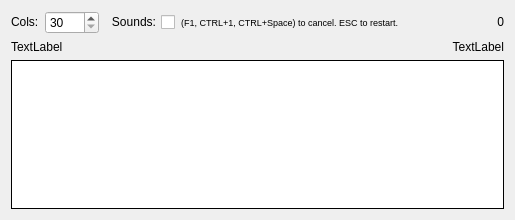
First picture: the form in src/quizzer/quizzer.ui, repository coryo/amphetype2, before the edit.
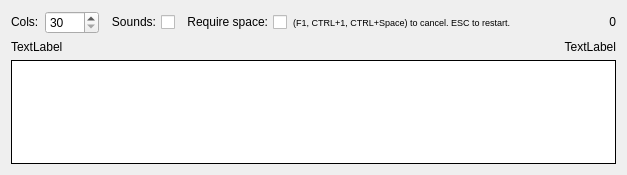
Second picture: the form after the edit. Custom widgets are drawn as their Qt base class.

```diff
--- a/src/quizzer/quizzer.ui
+++ b/src/quizzer/quizzer.ui
@@ -6,37 +6,15 @@
    <rect>
     <x>0</x>
     <y>0</y>
-    <width>503</width>
-    <height>220</height>
+    <width>604</width>
+    <height>175</height>
    </rect>
   </property>
   <property name="windowTitle">
    <string>Form</string>
   </property>
   <layout class="QGridLayout" name="gridLayout">
-   <item row="1" column="5" colspan="2">
-    <widget class="QLabel" name="result">
-     <property name="sizePolicy">
-      <sizepolicy hsizetype="Preferred" vsizetype="Fixed">
-       <horstretch>0</horstretch>
-       <verstretch>0</verstretch>
-      </sizepolicy>
-     </property>
-     <property name="minimumSize">
-      <size>
-       <width>0</width>
-       <height>0</height>
-      </size>
-     </property>
-     <property name="text">
-      <string>TextLabel</string>
-     </property>
-     <property name="alignment">
-      <set>Qt::AlignRight|Qt::AlignTrailing|Qt::AlignVCenter</set>
-     </property>
-    </widget>
-   </item>
-   <item row="0" column="3" colspan="3">
+   <item row="0" column="4" colspan="3">
     <widget class="QLabel" name="tipLabel">
      <property name="sizePolicy">
       <sizepolicy hsizetype="Preferred" vsizetype="Preferred">
@@ -60,7 +38,100 @@
      </property>
     </widget>
    </item>
-   <item row="2" column="0" colspan="7">
+   <item row="0" column="7">
+    <widget class="QLabel" name="timerLabel">
+     <property name="sizePolicy">
+      <sizepolicy hsizetype="Fixed" vsizetype="Fixed">
+       <horstretch>0</horstretch>
+       <verstretch>0</verstretch>
+      </sizepolicy>
+     </property>
+     <property name="minimumSize">
+      <size>
+       <width>100</width>
+       <height>0</height>
+      </size>
+     </property>
+     <property name="text">
+      <string>0</string>
+     </property>
+     <property name="alignment">
+      <set>Qt::AlignRight|Qt::AlignTrailing|Qt::AlignVCenter</set>
+     </property>
+     <property name="margin">
+      <number>2</number>
+     </property>
+    </widget>
+   </item>
+   <item row="1" column="0" colspan="5">
+    <widget class="QLabel" name="textInfoLabel">
+     <property name="text">
+      <string>TextLabel</string>
+     </property>
+    </widget>
+   </item>
+   <item row="0" column="1">
+    <widget class="QSpinBox" name="typerColsSpinBox">
+     <property name="sizePolicy">
+      <sizepolicy hsizetype="Fixed" vsizetype="Fixed">
+       <horstretch>0</horstretch>
+       <verstretch>0</verstretch>
+      </sizepolicy>
+     </property>
+     <property name="focusPolicy">
+      <enum>Qt::NoFocus</enum>
+     </property>
+     <property name="minimum">
+      <number>30</number>
+     </property>
+     <property name="maximum">
+      <number>1000</number>
+     </property>
+    </widget>
+   </item>
+   <item row="1" column="5">
+    <widget class="QLabel" name="alertLabel">
+     <property name="text">
+      <string/>
+     </property>
+    </widget>
+   </item>
+   <item row="1" column="6" colspan="2">
+    <widget class="QLabel" name="result">
+     <property name="sizePolicy">
+      <sizepolicy hsizetype="Preferred" vsizetype="Fixed">
+       <horstretch>0</horstretch>
+       <verstretch>0</verstretch>
+      </sizepolicy>
+     </property>
+     <property name="minimumSize">
+      <size>
+       <width>0</width>
+       <height>0</height>
+      </size>
+     </property>
+     <property name="text">
+      <string>TextLabel</string>
+     </property>
+     <property name="alignment">
+      <set>Qt::AlignRight|Qt::AlignTrailing|Qt::AlignVCenter</set>
+     </property>
+    </widget>
+   </item>
+   <item row="0" column="0">
+    <widget class="QLabel" name="label_2">
+     <property name="sizePolicy">
+      <sizepolicy hsizetype="Fixed" vsizetype="Fixed">
+       <horstretch>0</horstretch>
+       <verstretch>0</verstretch>
+      </sizepolicy>
+     </property>
+     <property name="text">
+      <string>Cols:</string>
+     </property>
+    </widget>
+   </item>
+   <item row="2" column="0" colspan="8">
     <widget class="TyperDisplay" name="typerDisplay">
      <property name="sizePolicy">
       <sizepolicy hsizetype="Expanding" vsizetype="Expanding">
@@ -112,77 +183,6 @@
      </property>
     </widget>
    </item>
-   <item row="0" column="6">
-    <widget class="QLabel" name="timerLabel">
-     <property name="sizePolicy">
-      <sizepolicy hsizetype="Fixed" vsizetype="Fixed">
-       <horstretch>0</horstretch>
-       <verstretch>0</verstretch>
-      </sizepolicy>
-     </property>
-     <property name="minimumSize">
-      <size>
-       <width>100</width>
-       <height>0</height>
-      </size>
-     </property>
-     <property name="text">
-      <string>0</string>
-     </property>
-     <property name="alignment">
-      <set>Qt::AlignRight|Qt::AlignTrailing|Qt::AlignVCenter</set>
-     </property>
-     <property name="margin">
-      <number>2</number>
-     </property>
-    </widget>
-   </item>
-   <item row="1" column="0" colspan="4">
-    <widget class="QLabel" name="textInfoLabel">
-     <property name="text">
-      <string>TextLabel</string>
-     </property>
-    </widget>
-   </item>
-   <item row="0" column="0">
-    <widget class="QLabel" name="label_2">
-     <property name="sizePolicy">
-      <sizepolicy hsizetype="Fixed" vsizetype="Fixed">
-       <horstretch>0</horstretch>
-       <verstretch>0</verstretch>
-      </sizepolicy>
-     </property>
-     <property name="text">
-      <string>Cols:</string>
-     </property>
-    </widget>
-   </item>
-   <item row="0" column="1">
-    <widget class="QSpinBox" name="typerColsSpinBox">
-     <property name="sizePolicy">
-      <sizepolicy hsizetype="Fixed" vsizetype="Fixed">
-       <horstretch>0</horstretch>
-       <verstretch>0</verstretch>
-      </sizepolicy>
-     </property>
-     <property name="focusPolicy">
-      <enum>Qt::NoFocus</enum>
-     </property>
-     <property name="minimum">
-      <number>30</number>
-     </property>
-     <property name="maximum">
-      <number>1000</number>
-     </property>
-    </widget>
-   </item>
-   <item row="1" column="4">
-    <widget class="QLabel" name="alertLabel">
-     <property name="text">
-      <string/>
-     </property>
-    </widget>
-   </item>
    <item row="0" column="2">
     <widget class="QCheckBox" name="soundsCheckBox">
      <property name="sizePolicy">
@@ -202,6 +202,19 @@
      </property>
     </widget>
    </item>
+   <item row="0" column="3">
+    <widget class="QCheckBox" name="spaceCheckBox">
+     <property name="focusPolicy">
+      <enum>Qt::NoFocus</enum>
+     </property>
+     <property name="layoutDirection">
+      <enum>Qt::RightToLeft</enum>
+     </property>
+     <property name="text">
+      <string>Require space:</string>
+     </property>
+    </widget>
+   </item>
   </layout>
  </widget>
  <customwidgets>
```
